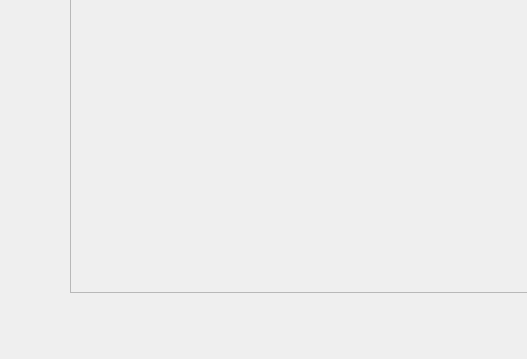
pawank93/TS, file API_GUI.ui: the form before one commit; both pictures show x 0 to 527 and y 478 to 837 of the 1116 by 837 pixel window.
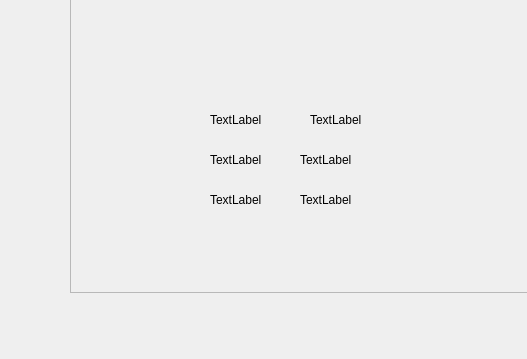
The form after the commit. Icons and pictures are not drawn.

Diff of the .ui file:
```diff
--- a/API_GUI.ui
+++ b/API_GUI.ui
@@ -123,6 +123,84 @@
      <string>CheckBox</string>
     </property>
    </widget>
+   <widget class="QLabel" name="label">
+    <property name="geometry">
+     <rect>
+      <x>140</x>
+      <y>570</y>
+      <width>55</width>
+      <height>16</height>
+     </rect>
+    </property>
+    <property name="text">
+     <string>TextLabel</string>
+    </property>
+   </widget>
+   <widget class="QLabel" name="label_2">
+    <property name="geometry">
+     <rect>
+      <x>140</x>
+      <y>610</y>
+      <width>55</width>
+      <height>16</height>
+     </rect>
+    </property>
+    <property name="text">
+     <string>TextLabel</string>
+    </property>
+   </widget>
+   <widget class="QLabel" name="label_3">
+    <property name="geometry">
+     <rect>
+      <x>140</x>
+      <y>650</y>
+      <width>55</width>
+      <height>16</height>
+     </rect>
+    </property>
+    <property name="text">
+     <string>TextLabel</string>
+    </property>
+   </widget>
+   <widget class="QLabel" name="label_4">
+    <property name="geometry">
+     <rect>
+      <x>240</x>
+      <y>570</y>
+      <width>55</width>
+      <height>16</height>
+     </rect>
+    </property>
+    <property name="text">
+     <string>TextLabel</string>
+    </property>
+   </widget>
+   <widget class="QLabel" name="label_5">
+    <property name="geometry">
+     <rect>
+      <x>230</x>
+      <y>610</y>
+      <width>55</width>
+      <height>16</height>
+     </rect>
+    </property>
+    <property name="text">
+     <string>TextLabel</string>
+    </property>
+   </widget>
+   <widget class="QLabel" name="label_6">
+    <property name="geometry">
+     <rect>
+      <x>230</x>
+      <y>650</y>
+      <width>55</width>
+      <height>16</height>
+     </rect>
+    </property>
+    <property name="text">
+     <string>TextLabel</string>
+    </property>
+   </widget>
   </widget>
  </widget>
  <resources/>
```
